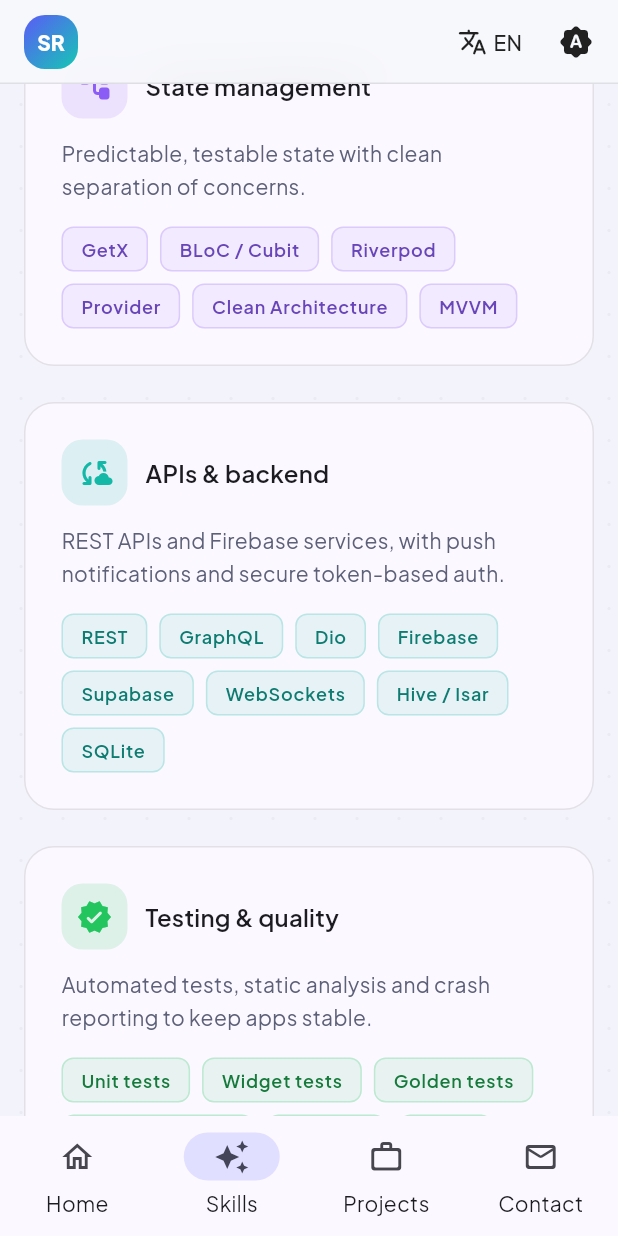
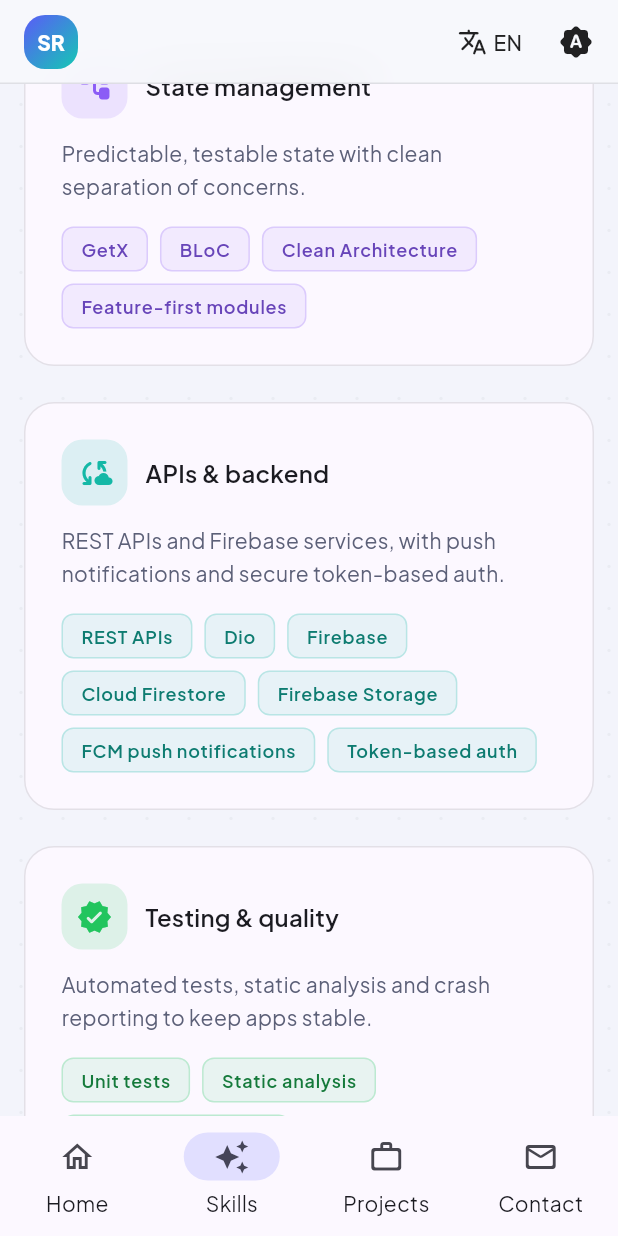
Before and after one commit to sifou20ws/portfolio, a Flutter app: the screen it shows after launch, scrolled down 1728 dp, on a phone screen of 412 x 824 dp. Run offline on Flutter 3.47's test engine with Material 3 defaults, Android fonts, the light colour scheme and no system bars; drawn by our look-alikes of flutter_animate; our stand-ins replace font_awesome_flutter, get, get_storage, google_fonts.

Commit message:
adding new feature to portfolio

```diff
--- a/lib/data/static/skills_data.dart
+++ b/lib/data/static/skills_data.dart
@@ -22,7 +22,8 @@ class SkillCategory {
   final List<String> skills;
 }
 
-/// Edit this list to match your own toolbox.
+/// Built from the technologies used across the projects in
+/// `assets/data/projects.json`. Edit this list to match your own toolbox.
 const List<SkillCategory> skillCategories = [
   SkillCategory(
     titleKey: LocaleKeys.skillCatCrossPlatform,
@@ -33,10 +34,10 @@ const List<SkillCategory> skillCategories = [
       'Flutter',
       'Dart',
       'Material 3',
-      'Cupertino',
       'Responsive UI',
       'Animations',
       'Flutter Web',
+      'i18n & RTL',
     ],
   ),
   SkillCategory(
@@ -44,29 +45,14 @@ const List<SkillCategory> skillCategories = [
     descriptionKey: LocaleKeys.skillCatNativeDesc,
     icon: Icons.memory_rounded,
     color: Color(0xFFF76B1C),
-    skills: [
-      'Kotlin',
-      'Swift',
-      'Platform Channels',
-      'Pigeon',
-      'FFI',
-      'Jetpack Compose',
-      'SwiftUI',
-    ],
+    skills: ['Kotlin', 'Swift', 'NFC', 'QR code scanning', 'Google Maps'],
   ),
   SkillCategory(
     titleKey: LocaleKeys.skillCatState,
     descriptionKey: LocaleKeys.skillCatStateDesc,
     icon: Icons.account_tree_rounded,
     color: Color(0xFF8B5CF6),
-    skills: [
-      'GetX',
-      'BLoC / Cubit',
-      'Riverpod',
-      'Provider',
-      'Clean Architecture',
-      'MVVM',
-    ],
+    skills: ['GetX', 'BLoC', 'Clean Architecture', 'Feature-first modules'],
   ),
   SkillCategory(
     titleKey: LocaleKeys.skillCatBackend,
@@ -74,14 +60,13 @@ const List<SkillCategory> skillCategories = [
     icon: Icons.cloud_sync_rounded,
     color: Color(0xFF14B8A6),
     skills: [
-      'REST',
-      'GraphQL',
+      'REST APIs',
       'Dio',
       'Firebase',
-      'Supabase',
-      'WebSockets',
-      'Hive / Isar',
-      'SQLite',
+      'Cloud Firestore',
+      'Firebase Storage',
+      'FCM push notifications',
+      'Token-based auth',
     ],
   ),
   SkillCategory(
@@ -89,14 +74,7 @@ const List<SkillCategory> skillCategories = [
     descriptionKey: LocaleKeys.skillCatTestingDesc,
     icon: Icons.verified_rounded,
     color: Color(0xFF22C55E),
-    skills: [
-      'Unit tests',
-      'Widget tests',
-      'Golden tests',
-      'integration_test',
-      'Mocktail',
-      'Patrol',
-    ],
+    skills: ['Unit tests', 'Static analysis', 'Firebase Crashlytics'],
   ),
   SkillCategory(
     titleKey: LocaleKeys.skillCatCicd,
@@ -104,12 +82,11 @@ const List<SkillCategory> skillCategories = [
     icon: Icons.rocket_launch_rounded,
     color: Color(0xFFEC4899),
     skills: [
+      'Git',
       'GitHub Actions',
-      'Codemagic',
-      'Fastlane',
-      'Firebase App Distribution',
-      'Sentry',
-      'Crashlytics',
+      'GitHub Pages',
+      'Google Play Console',
+      'App Store Connect',
     ],
   ),
 ];
```
